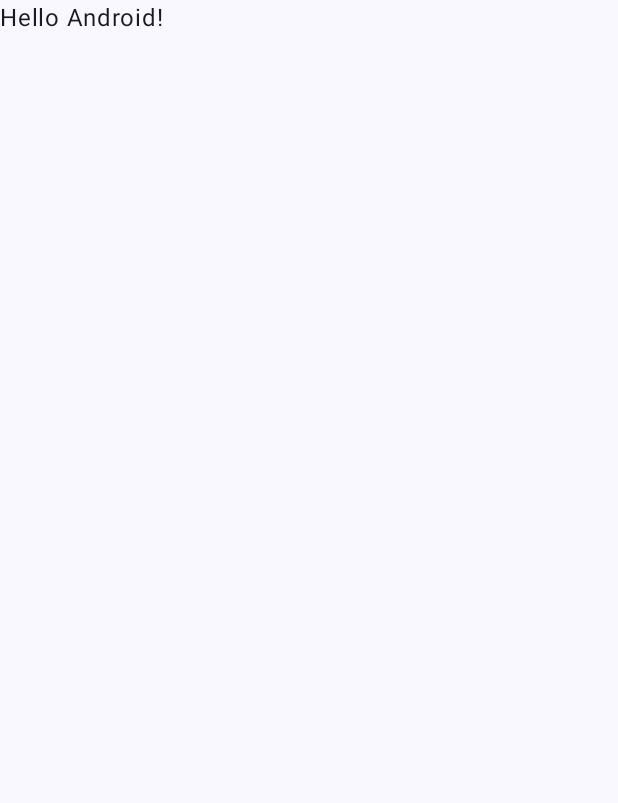
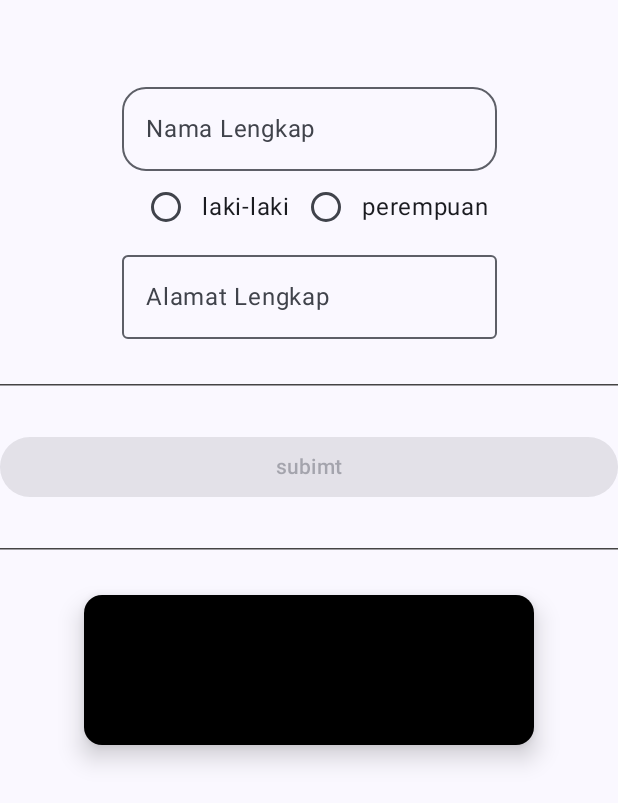
Before and after one commit to Azkalyasin/QuestUserInput_104, an Android app built with Jetpack Compose: the screen it shows after launch (MainActivity), on a phone screen of 412 x 824 dp. Before the commit the part shown is almost empty. Shown: the top 803 px of the screen. Run offline under Robolectric (Android 15) with nearby library versions, the phone set to English and light mode, and no system bars.

Commit message:
Menambhkan elevatedcard

```diff
--- a/app/src/main/java/com/example/praktikum5/MainActivity.kt
+++ b/app/src/main/java/com/example/praktikum5/MainActivity.kt
@@ -20,8 +20,7 @@ class MainActivity : ComponentActivity() {
         setContent {
             Praktikum5Theme {
                 Scaffold(modifier = Modifier.fillMaxSize()) { innerPadding ->
-                    Greeting(
-                        name = "Android",
+                    FormDataDiri(
                         modifier = Modifier.padding(innerPadding)
                     )
                 }
--- a/app/src/main/java/com/example/praktikum5/ui.kt
+++ b/app/src/main/java/com/example/praktikum5/ui.kt
@@ -5,11 +5,14 @@ import androidx.compose.foundation.layout.Arrangement
 import androidx.compose.foundation.layout.Column
 import androidx.compose.foundation.layout.Row
 import androidx.compose.foundation.layout.fillMaxWidth
+import androidx.compose.foundation.layout.height
 import androidx.compose.foundation.layout.padding
 import androidx.compose.foundation.layout.width
 import androidx.compose.foundation.selection.selectable
 import androidx.compose.material3.Button
-import androidx.compose.material3.Divider
+import androidx.compose.material3.CardDefaults
+import androidx.compose.material3.ElevatedCard
+import androidx.compose.material3.HorizontalDivider
 import androidx.compose.material3.MaterialTheme
 import androidx.compose.material3.OutlinedTextField
 import androidx.compose.material3.RadioButton
@@ -25,7 +28,7 @@ import androidx.compose.ui.graphics.Color
 import androidx.compose.ui.res.dimensionResource
 import androidx.compose.ui.res.stringResource
 import androidx.compose.ui.unit.dp
-import org.xmlpull.v1.sax2.Driver
+
 
 
 @Composable
@@ -44,7 +47,7 @@ fun FormDataDiri(modifier: Modifier
     Column(modifier = Modifier.padding(top = 50.dp),
         verticalArrangement = Arrangement.Top,
         horizontalAlignment = Alignment.CenterHorizontally
-    ){
+    ) {
         OutlinedTextField(
             value = textNama,
             singleLine = true,
@@ -81,7 +84,7 @@ fun FormDataDiri(modifier: Modifier
             }
 
         )
-        Divider(
+        HorizontalDivider(
             modifier = Modifier.padding(
                 bottom = dimensionResource(R.dimen.pading_medium), top = dimensionResource(
                     R.dimen.pading_medium
@@ -101,7 +104,7 @@ fun FormDataDiri(modifier: Modifier
         ) {
             Text(stringResource(R.string.submit))
         }
-        Divider(
+        HorizontalDivider(
             modifier = Modifier.padding(
                 bottom = dimensionResource(R.dimen.pading_medium), top = dimensionResource(
                     R.dimen.pading_medium
@@ -110,5 +113,13 @@ fun FormDataDiri(modifier: Modifier
             thickness = dimensionResource(R.dimen.divider_tipis),
             color = Color.DarkGray
         )
+        ElevatedCard(
+            elevation = CardDefaults.cardElevation(defaultElevation = 10.dp),
+            colors = CardDefaults.cardColors(containerColor = Color.Black),
+            modifier = Modifier
+                .height(height = 100.dp)
+                .width(width = 300.dp)
+        ) {
+        }
     }
 }
```
